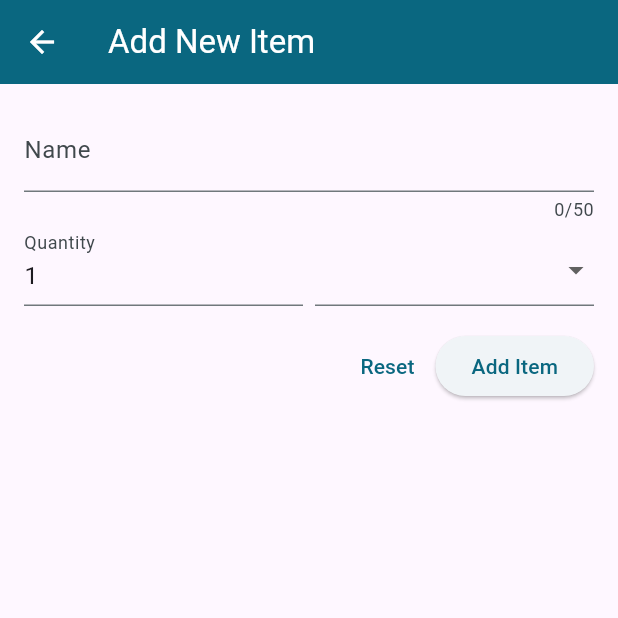
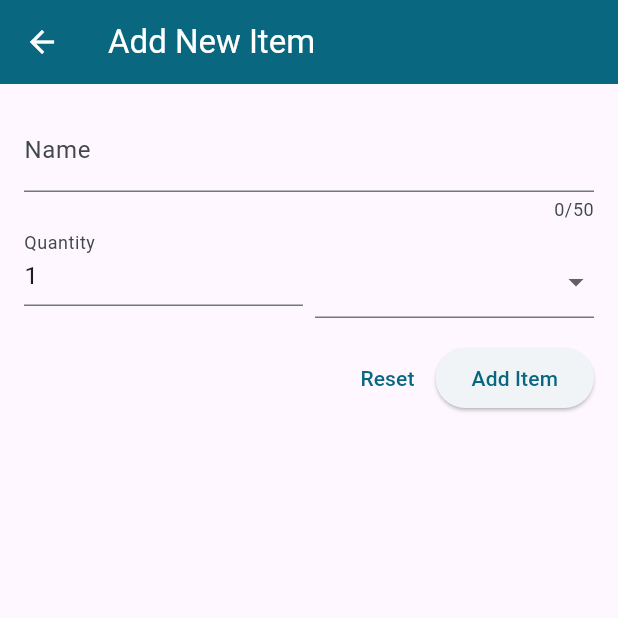
Before and after one commit to elianaferreira/shopping_list, a Flutter app: the NewItemScreen screen opened directly, on a phone screen of 412 x 824 dp, the top half of it. Run offline on Flutter 3.47's test engine with Material 2 defaults, Android fonts, the phone set to English and light mode, and no system bars.

Commit message:
improvement displaying the dropdown menu when quantity input has an error

```diff
--- a/lib/screens/new_item.dart
+++ b/lib/screens/new_item.dart
@@ -44,7 +44,7 @@ class _NewItemState extends State<NewItemScreen> {
                 },
               ),
               Row(
-                crossAxisAlignment: CrossAxisAlignment.end,
+                crossAxisAlignment: CrossAxisAlignment.start,
                 children: [
                   Expanded(
                     child: TextFormField(
@@ -64,6 +64,8 @@ class _NewItemState extends State<NewItemScreen> {
                   ),
                   const SizedBox(width: Dimens.paddingMedium),
                   Expanded(
+                    child: Padding(
+                      padding: const EdgeInsets.only(top: Dimens.padding),
                       child: DropdownButtonFormField(
                         items: [
                           for (final category in categories.entries)
@@ -82,6 +84,7 @@ class _NewItemState extends State<NewItemScreen> {
                             )
                         ],
                         onChanged: (value) {},
+                      ),
                     ),
                   )
                 ],
```
Lines whose indentation alone changed are shown as unchanged.
